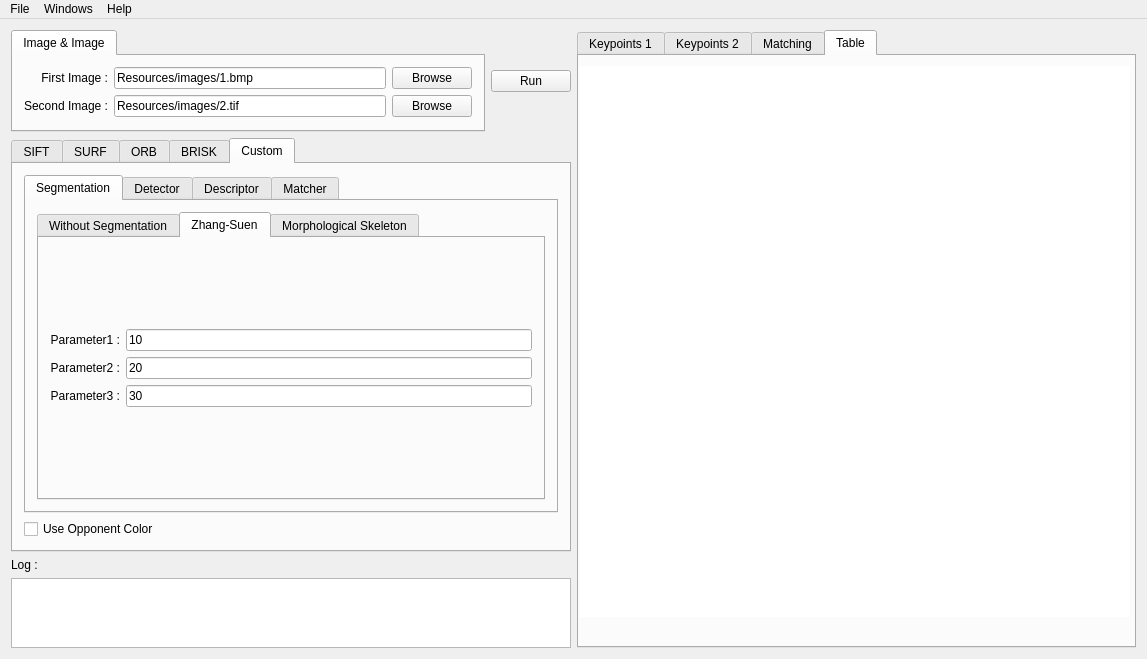
Old version of the form source_code/mainwindow.ui in the repository Aissa94/PFE_Project.
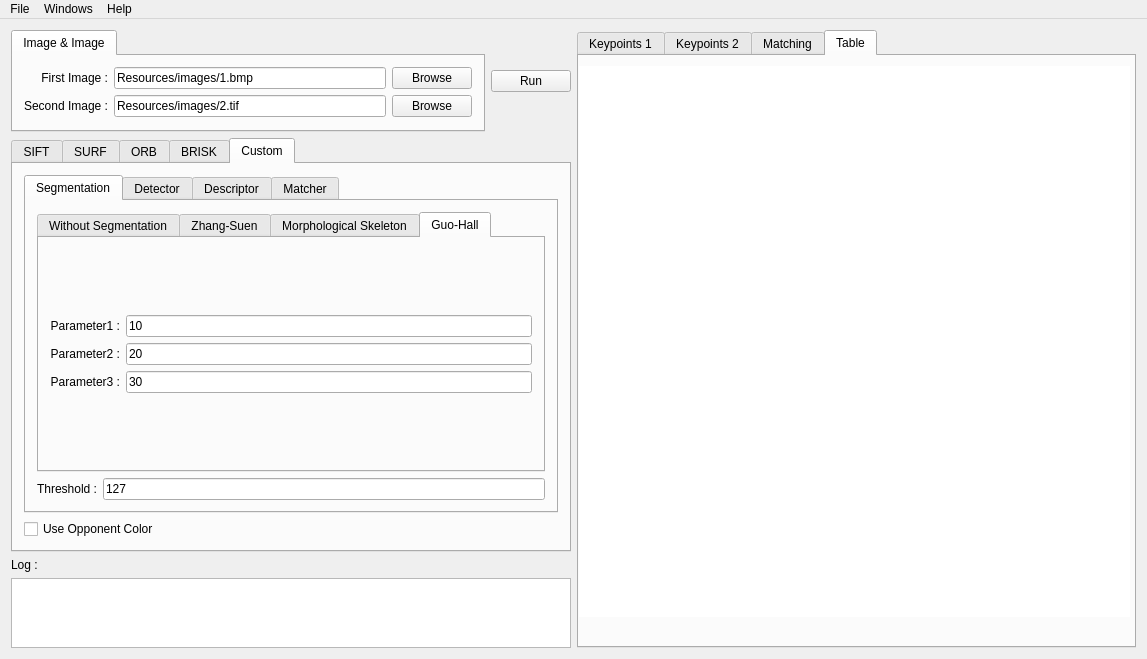
New version of the form.

Commit message: ZhangSuen & GuoHall thinning

```diff
--- a/source_code/mainwindow.ui
+++ b/source_code/mainwindow.ui
@@ -578,7 +578,7 @@
             <item row="0" column="0">
              <widget class="QTabWidget" name="segmentationTabs">
               <property name="currentIndex">
-               <number>1</number>
+               <number>3</number>
               </property>
               <widget class="QWidget" name="tabSegmentationWithout">
                <attribute name="title">
@@ -718,7 +718,69 @@
                    </widget>
                   </item>
                   <item row="2" column="1">
-                   <widget class="QLineEdit" name="segmentationMethod2Param3Text">
+                   <widget class="QLineEdit" name="segmentationMorphologicalSkeletonParam3Text">
+                    <property name="text">
+                     <string>30</string>
+                    </property>
+                   </widget>
+                  </item>
+                 </layout>
+                </item>
+               </layout>
+              </widget>
+              <widget class="QWidget" name="tabSegmentationGuoHall">
+               <attribute name="title">
+                <string>Guo-Hall</string>
+               </attribute>
+               <layout class="QGridLayout" name="gridLayout_13">
+                <item row="0" column="0">
+                 <layout class="QGridLayout" name="segmentationGuoHallParams">
+                  <item row="0" column="0">
+                   <widget class="QLabel" name="segmentationGuoHallParam1Label">
+                    <property name="text">
+                     <string>Parameter1 :</string>
+                    </property>
+                    <property name="alignment">
+                     <set>Qt::AlignRight|Qt::AlignTrailing|Qt::AlignVCenter</set>
+                    </property>
+                   </widget>
+                  </item>
+                  <item row="1" column="0">
+                   <widget class="QLabel" name="segmentationGuoHallParam2Label">
+                    <property name="text">
+                     <string>Parameter2 :</string>
+                    </property>
+                    <property name="alignment">
+                     <set>Qt::AlignRight|Qt::AlignTrailing|Qt::AlignVCenter</set>
+                    </property>
+                   </widget>
+                  </item>
+                  <item row="2" column="0">
+                   <widget class="QLabel" name="segmentationGuoHallParam3Label">
+                    <property name="text">
+                     <string>Parameter3 :</string>
+                    </property>
+                    <property name="alignment">
+                     <set>Qt::AlignRight|Qt::AlignTrailing|Qt::AlignVCenter</set>
+                    </property>
+                   </widget>
+                  </item>
+                  <item row="0" column="1">
+                   <widget class="QLineEdit" name="segmentationGuoHallParam1Text">
+                    <property name="text">
+                     <string>10</string>
+                    </property>
+                   </widget>
+                  </item>
+                  <item row="1" column="1">
+                   <widget class="QLineEdit" name="segmentationGuoHallParam2Text">
+                    <property name="text">
+                     <string>20</string>
+                    </property>
+                   </widget>
+                  </item>
+                  <item row="2" column="1">
+                   <widget class="QLineEdit" name="segmentationGuoHallParam3Text">
                     <property name="text">
                      <string>30</string>
                     </property>
@@ -730,6 +792,27 @@
               </widget>
              </widget>
             </item>
+            <item row="1" column="0">
+             <layout class="QGridLayout" name="segmentationThresholdParams">
+              <item row="0" column="0">
+               <widget class="QLabel" name="segmentationThresholdLabel">
+                <property name="text">
+                 <string>Threshold :</string>
+                </property>
+                <property name="alignment">
+                 <set>Qt::AlignRight|Qt::AlignTrailing|Qt::AlignVCenter</set>
+                </property>
+               </widget>
+              </item>
+              <item row="0" column="1">
+               <widget class="QLineEdit" name="segmentationThresholdText">
+                <property name="text">
+                 <string>127</string>
+                </property>
+               </widget>
+              </item>
+             </layout>
+            </item>
            </layout>
           </widget>
           <widget class="QWidget" name="tabDetector">
```
Left out of the diff: 28 changed lines with no effect on the pictures. The commit also changes 2 other files.
